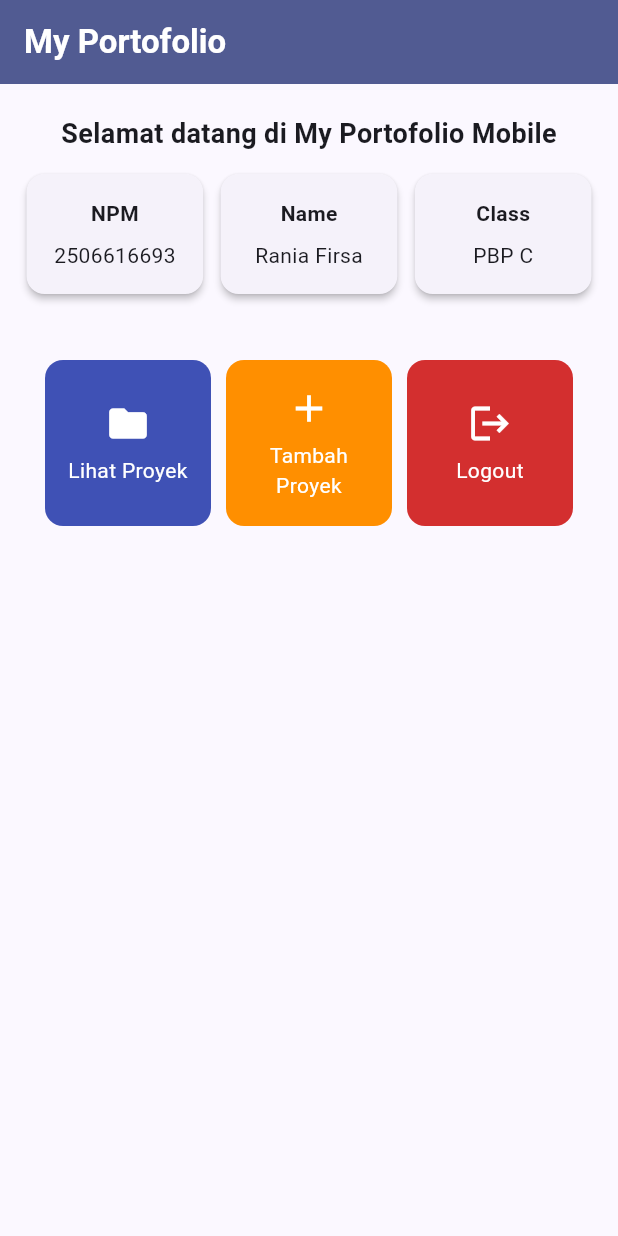
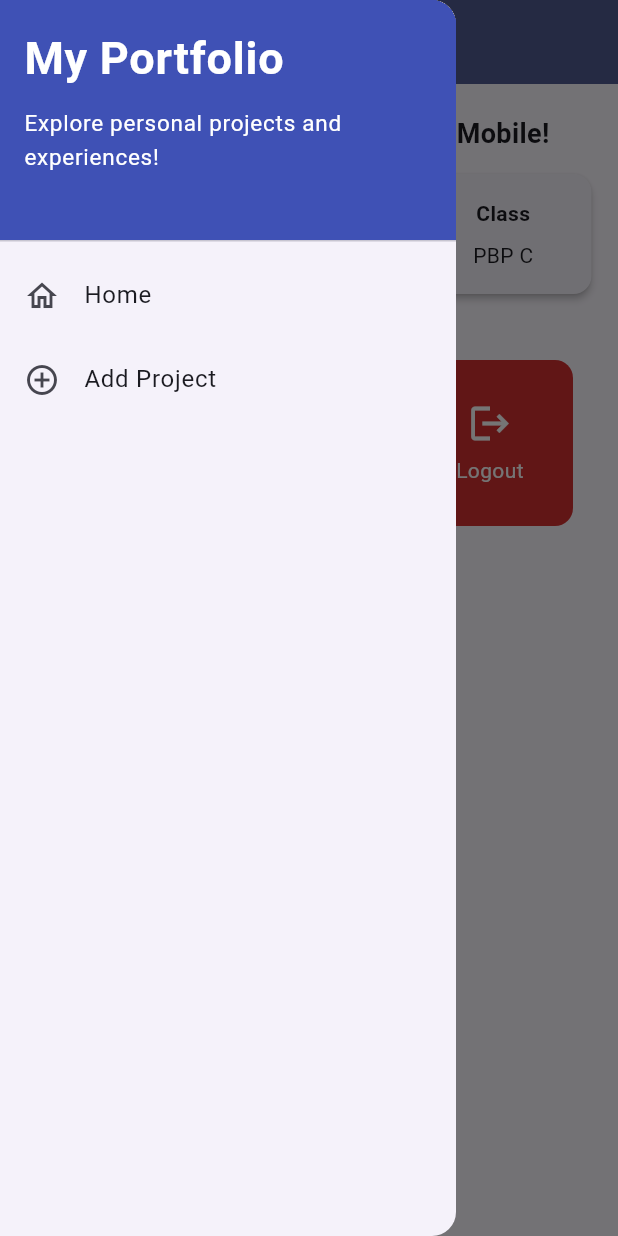
Before and after one commit to raniafff/myportofolio_mobile, a Flutter app: the screen it shows after launch, with the side drawer open (before the commit the screen has no drawer), on a phone screen of 412 x 824 dp. Run offline on Flutter 3.47's test engine with Material 3 defaults, Android fonts, the phone set to English and light mode, and no system bars; our stand-ins replace material_ui.

Commit message:
Tutorial 09: Flutter Navigation, Layouts, Forms, and Input Elements

```diff
--- a/lib/main.dart
+++ b/lib/main.dart
@@ -1,5 +1,5 @@
-import 'package:flutter/material.dart';
-import 'package:myportofolio_mobile/menu.dart';
+import 'package:material_ui/material_ui.dart';
+import 'package:myportofolio_mobile/screens/menu.dart';
 
 void main() {
   runApp(const MyApp());
--- a/lib/menu.dart
+++ /dev/null
@@ -1,157 +0,0 @@
-import 'package:flutter/material.dart';
-
-class MyHomePage extends StatelessWidget {
-    MyHomePage({super.key});
-
-    final String npm = '2506616693'; // NPM Rania
-    final String name = 'Rania Firsa'; // Nama Rania
-    final String className = 'PBP C'; // Kelas PBP C
-
-    // Memberi warna berbeda untuk masing-masing tombol aksi
-    final List<ItemHomepage> items = [
-        ItemHomepage("Lihat Proyek", Icons.folder, Colors.indigo),
-        ItemHomepage("Tambah Proyek", Icons.add, Colors.amber[800]!),
-        ItemHomepage("Logout", Icons.logout, Colors.red[700]!),
-    ];
-
-    @override
-    Widget build(BuildContext context) {
-        return Scaffold(
-        appBar: AppBar(
-            title: const Text(
-            'My Portofolio',
-            style: TextStyle(
-                color: Colors.white,
-                fontWeight: FontWeight.bold,
-            ),
-            ),
-            backgroundColor: Theme.of(context).colorScheme.primary,
-        ),
-        body: SingleChildScrollView(
-            child: Padding(
-            padding: const EdgeInsets.all(10.0),
-            child: Column(
-                children: <Widget>[
-                const Padding(
-                    padding: EdgeInsets.only(top: 10.0, bottom: 10.0),
-                    child: Text(
-                    'Selamat datang di My Portofolio Mobile',
-                    style: TextStyle(
-                        fontWeight: FontWeight.bold,
-                        fontSize: 18.0,
-                    ),
-                    ),
-                ),
-                Row(
-                    mainAxisAlignment: MainAxisAlignment.spaceEvenly,
-                    children: [
-                    InfoCard(title: 'NPM', content: npm),
-                    InfoCard(title: 'Name', content: name),
-                    InfoCard(title: 'Class', content: className),
-                    ],
-                ),
-                const SizedBox(height: 20.0),
-                Center(
-                    child: Column(
-                    children: [
-                        GridView.count(
-                        primary: true,
-                        padding: const EdgeInsets.all(20),
-                        crossAxisSpacing: 10,
-                        mainAxisSpacing: 10,
-                        crossAxisCount: 3,
-                        shrinkWrap: true,
-                        children: items.map((ItemHomepage item) {
-                            return ItemCard(item);
-                        }).toList(),
-                        ),
-                    ],
-                    ),
-                ),
-                ],
-            ),
-            ),
-        ),
-        );
-    }
-    }
-
-    class InfoCard extends StatelessWidget {
-    final String title;
-    final String content;
-
-    const InfoCard({super.key, required this.title, required this.content});
-
-    @override
-    Widget build(BuildContext context) {
-        return Card(
-        elevation: 2.0,
-        child: Container(
-            width: MediaQuery.of(context).size.width / 3.5,
-            padding: const EdgeInsets.all(16.0),
-            child: Column(
-            children: [
-                Text(
-                title,
-                style: const TextStyle(fontWeight: FontWeight.bold),
-                ),
-                const SizedBox(height: 8.0),
-                Text(content),
-            ],
-            ),
-        ),
-        );
-    }
-    }
-
-    class ItemHomepage {
-    final String name;
-    final IconData icon;
-    final Color color; // Menambahkan atribut color
-
-    ItemHomepage(this.name, this.icon, this.color);
-    }
-
-    class ItemCard extends StatelessWidget {
-    final ItemHomepage item;
-
-    const ItemCard(this.item, {super.key});
-
-    @override
-    Widget build(BuildContext context) {
-        return Material(
-        color: item.color, // Menggunakan warna unik tiap item
-        borderRadius: BorderRadius.circular(12),
-        child: InkWell(
-            onTap: () {
-            ScaffoldMessenger.of(context)
-                ..hideCurrentSnackBar()
-                ..showSnackBar(
-                SnackBar(content: Text("Kamu telah menekan tombol ${item.name}!")),
-                );
-            },
-            child: Container(
-            padding: const EdgeInsets.all(8),
-            child: Center(
-                child: Column(
-                mainAxisAlignment: MainAxisAlignment.center,
-                children: [
-                    Icon(
-                    item.icon,
-                    color: Colors.white,
-                    size: 30.0,
-                    ),
-                    const Padding(padding: EdgeInsets.all(3)),
-                    Text(
-                    item.name,
-                    textAlign: TextAlign.center,
-                    style: const TextStyle(color: Colors.white),
-                    ),
-                ],
-                ),
-            ),
-            ),
-        ),
-        );
-    }
-}
--- /dev/null
+++ b/lib/screens/menu.dart
@@ -0,0 +1,117 @@
+import 'package:material_ui/material_ui.dart';
+import 'package:myportofolio_mobile/widgets/left_drawer.dart';
+import 'package:myportofolio_mobile/widgets/project_card.dart';
+
+class MyHomePage extends StatelessWidget {
+  MyHomePage({super.key});
+
+  final String npm = '2506616693'; // NPM Rania
+  final String name = 'Rania Firsa'; // Nama Rania
+  final String className = 'PBP C'; // Kelas PBP C
+
+  // Memberi warna berbeda untuk masing-masing tombol aksi
+  final List<ItemHomepage> items = [
+    ItemHomepage("Lihat Proyek", Icons.folder, Colors.indigo),
+    ItemHomepage("Tambah Proyek", Icons.add, Colors.amber[800]!),
+    ItemHomepage("Logout", Icons.logout, Colors.red[700]!),
+  ];
+
+  @override
+  Widget build(BuildContext context) {
+    return Scaffold(
+      appBar: AppBar(
+        title: const Text(
+          'MyPortfolio',
+          style: TextStyle(
+            color: Colors.white,
+            fontWeight: FontWeight.bold,
+          ),
+        ),
+        backgroundColor: Theme.of(context).colorScheme.primary,
+        iconTheme: const IconThemeData(color: Colors.white),
+      ),
+      drawer: const LeftDrawer(),
+      body: SingleChildScrollView(
+        child: Padding(
+          padding: const EdgeInsets.all(10.0),
+          child: Column(
+            children: <Widget>[
+              const Padding(
+                padding: EdgeInsets.only(top: 10.0, bottom: 10.0),
+                child: Text(
+                  'Selamat datang di MyPortfolio Mobile!',
+                  style: TextStyle(
+                    fontWeight: FontWeight.bold,
+                    fontSize: 18.0,
+                  ),
+                ),
+              ),
+              Row(
+                mainAxisAlignment: MainAxisAlignment.spaceEvenly,
+                children: [
+                  InfoCard(title: 'NPM', content: npm),
+                  InfoCard(title: 'Name', content: name),
+                  InfoCard(title: 'Class', content: className),
+                ],
+              ),
+              const SizedBox(height: 20.0),
+              Center(
+                child: Column(
+                  children: [
+                    GridView.count(
+                      primary: true,
+                      padding: const EdgeInsets.all(20),
+                      crossAxisSpacing: 10,
+                      mainAxisSpacing: 10,
+                      crossAxisCount: 3,
+                      shrinkWrap: true,
+                      children: items.map((ItemHomepage item) {
+                        return ItemCard(item);
+                      }).toList(),
+                    ),
+                  ],
+                ),
+              ),
+            ],
+          ),
+        ),
+      ),
+    );
+  }
+}
+
+class InfoCard extends StatelessWidget {
+  final String title;
+  final String content;
+
+  const InfoCard({super.key, required this.title, required this.content});
+
+  @override
+  Widget build(BuildContext context) {
+    return Card(
+      elevation: 2.0,
+      child: Container(
+        width: MediaQuery.of(context).size.width / 3.5,
+        padding: const EdgeInsets.all(16.0),
+        child: Column(
+          children: [
+            Text(
+              title,
+              style: const TextStyle(fontWeight: FontWeight.bold),
+            ),
+            const SizedBox(height: 8.0),
+            Text(content),
+          ],
+        ),
+      ),
+    );
+  }
+}
+
+class ItemHomepage {
+  final String name;
+  final IconData icon;
+  final Color color;
+
+  ItemHomepage(this.name, this.icon, this.color);
+}
--- /dev/null
+++ b/lib/widgets/left_drawer.dart
@@ -0,0 +1,67 @@
+import 'package:material_ui/material_ui.dart';
+import 'package:myportofolio_mobile/screens/menu.dart';
+import 'package:myportofolio_mobile/screens/project_form.dart';
+
+class LeftDrawer extends StatelessWidget {
+  const LeftDrawer({super.key});
+
+  @override
+  Widget build(BuildContext context) {
+    return Drawer(
+      child: ListView(
+        children: [
+          const DrawerHeader(
+            decoration: BoxDecoration(
+              color: Colors.indigo,
+            ),
+            child: Column(
+              crossAxisAlignment: CrossAxisAlignment.start,
+              children: [
+                Text(
+                  'My Portfolio',
+                  style: TextStyle(
+                    fontSize: 30,
+                    fontWeight: FontWeight.bold,
+                    color: Colors.white,
+                  ),
+                ),
+                SizedBox(height: 10),
+                Text(
+                  'Explore personal projects and experiences!',
+                  style: TextStyle(
+                    fontSize: 15,
+                    color: Colors.white,
+                  ),
+                ),
+              ],
+            ),
+          ),
+          ListTile(
+            leading: const Icon(Icons.home_outlined),
+            title: const Text('Home'),
+            onTap: () {
+              Navigator.pushReplacement(
+                context,
+                MaterialPageRoute(
+                  builder: (context) => MyHomePage(),
+                ),
+              );
+            },
+          ),
+          ListTile(
+            leading: const Icon(Icons.add_circle_outline),
+            title: const Text('Add Project'),
+            onTap: () {
+              Navigator.pushReplacement(
+                context,
+                MaterialPageRoute(
+                  builder: (context) => const ProjectFormPage(),
+                ),
+              );
+            },
+          ),
+        ],
+      ),
+    );
+  }
+}
--- /dev/null
+++ b/lib/widgets/project_card.dart
@@ -0,0 +1,60 @@
+import 'package:material_ui/material_ui.dart';
+import 'package:myportofolio_mobile/screens/menu.dart';
+import 'package:myportofolio_mobile/screens/project_form.dart';
+
+class ItemCard extends StatelessWidget {
+  final ItemHomepage item;
+
+  const ItemCard(this.item, {super.key});
+
+  @override
+  Widget build(BuildContext context) {
+    return Material(
+      color: item.color,
+      borderRadius: BorderRadius.circular(12),
+      child: InkWell(
+        onTap: () {
+          // Memunculkan SnackBar ketika diklik
+          ScaffoldMessenger.of(context)
+            ..hideCurrentSnackBar()
+            ..showSnackBar(
+              SnackBar(
+                content: Text("Kamu telah menekan tombol ${item.name}!"),
+              ),
+            );
+
+          // Navigate ke halaman yang sesuai
+          if (item.name == "Tambah Proyek") {
+            Navigator.push(
+              context,
+              MaterialPageRoute(
+                builder: (context) => const ProjectFormPage(),
+              ),
+            );
+          }
+        },
+        child: Container(
+          padding: const EdgeInsets.all(8),
+          child: Center(
+            child: Column(
+              mainAxisAlignment: MainAxisAlignment.center,
+              children: [
+                Icon(
+                  item.icon,
+                  color: Colors.white,
+                  size: 30.0,
+                ),
+                const Padding(padding: EdgeInsets.all(3)),
+                Text(
+                  item.name,
+                  textAlign: TextAlign.center,
+                  style: const TextStyle(color: Colors.white),
+                ),
+              ],
+            ),
+          ),
+        ),
+      ),
+    );
+  }
+}
--- a/pubspec.yaml
+++ b/pubspec.yaml
@@ -34,6 +34,7 @@ dependencies:
   # The following adds the Cupertino Icons font to your application.
   # Use with the CupertinoIcons class for iOS style icons.
   cupertino_icons: ^1.0.8
+  material_ui: ^1.11.1
 
 dev_dependencies:
   flutter_test:
```
Also changed, not shown: lib/screens/project_form.dart (added, +215 -0 lines), pubspec.lock, 1 other file.
